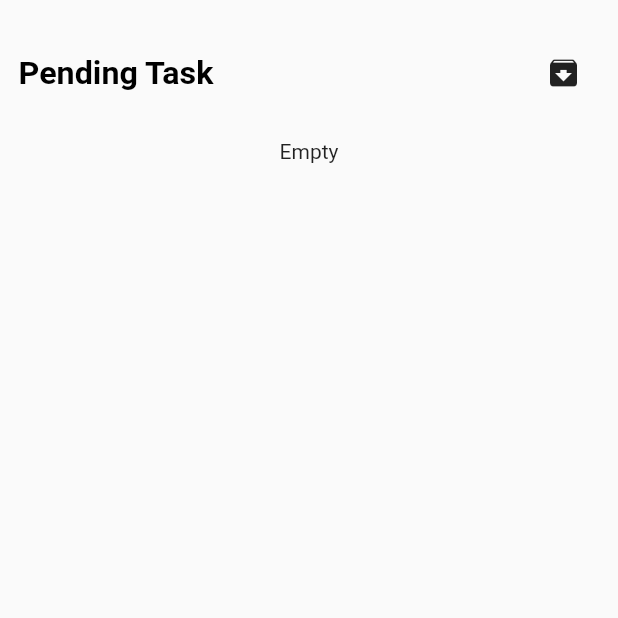
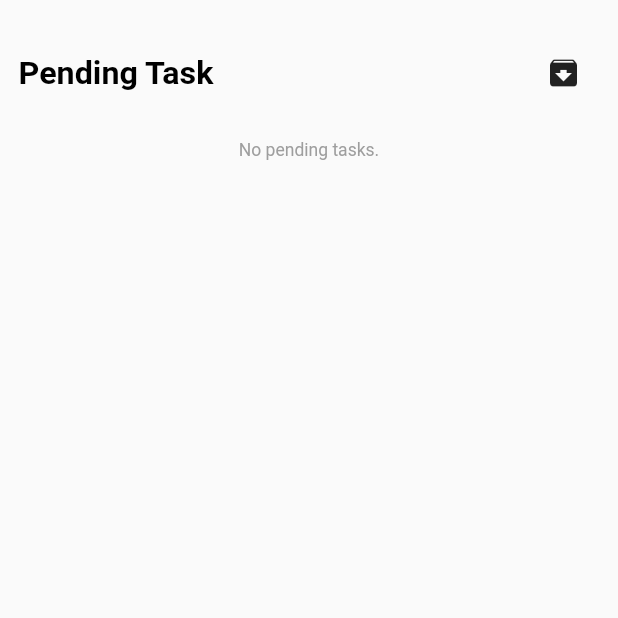
Before and after one commit to Alaminpk05/task-management-app, a Flutter app: the screen it shows after launch, after a tap on the "archive" icon, on a phone screen of 412 x 824 dp, the top half of it. Run offline on Flutter 3.47's test engine with Material 3 defaults, Android fonts, the phone set to English and light mode, and no system bars; drawn by our look-alikes of stylish_bottom_bar; our stand-ins replace bloc, fl_chart, flutter_bloc, objectbox, sizer; generated files the repository leaves out were written again.

Commit message:
implemented task fetched bloc in pending page

```diff
--- a/lib/features/task/bloc/task_bloc.dart
+++ b/lib/features/task/bloc/task_bloc.dart
@@ -12,8 +12,18 @@ part 'task_state.dart';
 class TaskBloc extends Bloc<TaskEvent, TaskState> {
   final TaskRepo taskRepo = TaskRepo();
   TaskBloc() : super(TaskState()) {
+    on<TaskFetchedEvent>(_ontaskFetchedEvent);
     on<CreateTaskEvent>(_oncreatetask);
     on<CompletedOrIncompletedEvent>(_oniscompleted);
+  }
+  Future<void> _ontaskFetchedEvent(
+      TaskFetchedEvent event, Emitter<TaskState> emit) async {
+    try {
+      final tasklist = await taskRepo.fetchedAllTask();
+      emit(TaskState(taskList: tasklist));
+    } catch (e) {
+      emit(ErrorState(errorMessege: e.toString()));
+    }
   }
 
   Future<void> _oncreatetask(
@@ -21,9 +31,7 @@ class TaskBloc extends Bloc<TaskEvent, TaskState> {
     try {
       await taskRepo.insertTask(event.taskModel);
       final newTasklist = await taskRepo.fetchedAllTask();
-      for (int i = 0; i < newTasklist.length; i++) {
-        print(newTasklist[i]);
-      }
+
       emit(TaskState(taskList: newTasklist));
     } catch (e) {
       if (kDebugMode) {
--- a/lib/features/task/bloc/task_event.dart
+++ b/lib/features/task/bloc/task_event.dart
@@ -9,6 +9,7 @@ class CreateTaskEvent extends TaskEvent {
   CreateTaskEvent({required this.taskModel});
 }
 
+class TaskFetchedEvent extends TaskEvent{}
 class CompletedOrIncompletedEvent extends TaskEvent {
   final bool iscompleted;
   final int id;
--- a/lib/features/task/bloc/task_state.dart
+++ b/lib/features/task/bloc/task_state.dart
@@ -7,3 +7,9 @@ class TaskState {
     this.taskList = const <TaskModel>[],
   });
 }
+
+final class ErrorState extends TaskState {
+  final String errorMessege;
+
+  ErrorState({super.taskList, required this.errorMessege});
+}
--- a/lib/features/task/presentation/pending.dart
+++ b/lib/features/task/presentation/pending.dart
@@ -1,3 +1,4 @@
+// Import necessary packages
 import 'package:flutter/material.dart';
 import 'package:flutter_bloc/flutter_bloc.dart';
 import 'package:sizer/sizer.dart';
@@ -10,6 +11,7 @@ class Pending extends StatelessWidget {
 
   @override
   Widget build(BuildContext context) {
+    context.read<TaskBloc>().add(TaskFetchedEvent());
     return SafeArea(
       child: Scaffold(
         body: SingleChildScrollView(
@@ -18,7 +20,19 @@ class Pending extends StatelessWidget {
             child: Column(
               crossAxisAlignment: CrossAxisAlignment.start,
               children: [
-                Row(
+                _buildHeader(context),
+                SizedBox(height: 2.5.h),
+                _buildTaskList(context),
+              ],
+            ),
+          ),
+        ),
+      ),
+    );
+  }
+
+  Widget _buildHeader(BuildContext context) {
+    return Row(
       mainAxisAlignment: MainAxisAlignment.spaceBetween,
       children: [
         textWidget(
@@ -27,44 +41,47 @@ class Pending extends StatelessWidget {
           fontwight: FontWeight.bold,
           color: Colors.black,
         ),
-                    IconButton(onPressed: () {
+        IconButton(
+          onPressed: () {
+            // Implement archive functionality if needed
+          },
+          icon: Icon(Icons.archive),
+        ),
+      ],
+    );
+  }
 
-                    }, icon: Icon(Icons.archive))
-                  ],
-                ),
-                SizedBox(
-                  height: 2.5.h,
-                ),
-                BlocBuilder<TaskBloc, TaskState>(
+  Widget _buildTaskList(BuildContext context) {
+    return BlocBuilder<TaskBloc, TaskState>(
       builder: (context, state) {
-                    final taskList = state.taskList;
-                    if (taskList.isNotEmpty) {
+        if (state is ErrorState) {
+          return Center(
+            child: Text('Error: ${state.errorMessege}',
+                style: TextStyle(color: Colors.red, fontSize: 14.sp)),
+          );
+        } else if (state.taskList.isNotEmpty) {
           return ListView.separated(
             physics: NeverScrollableScrollPhysics(),
             shrinkWrap: true,
             itemBuilder: (context, index) {
-                            final item = taskList[index];
+              final task = state.taskList[index];
 
-                            return buildTaskItem(context, item);
+              return buildTaskItem(context, task);
             },
             separatorBuilder: (context, index) {
-                            return Divider(
-                                height: 2.h, color: Colors.grey[300]);
+              return Divider(height: 2.h, color: Colors.grey[300]);
             },
-                          itemCount: taskList.length);
+            itemCount: state.taskList.length,
+          );
         } else {
-                      return Center(child: Text('Empty'));
-                    }
-
-                 },
-
-
-                )
-              ],
-            ),
-          ),
-        ),
+          return Center(
+            child: Text(
+              'No pending tasks.',
+              style: TextStyle(fontSize: 14.sp, color: Colors.grey),
             ),
           );
         }
+      },
+    );
   }
+}
```
Lines whose indentation alone changed are shown as unchanged.
